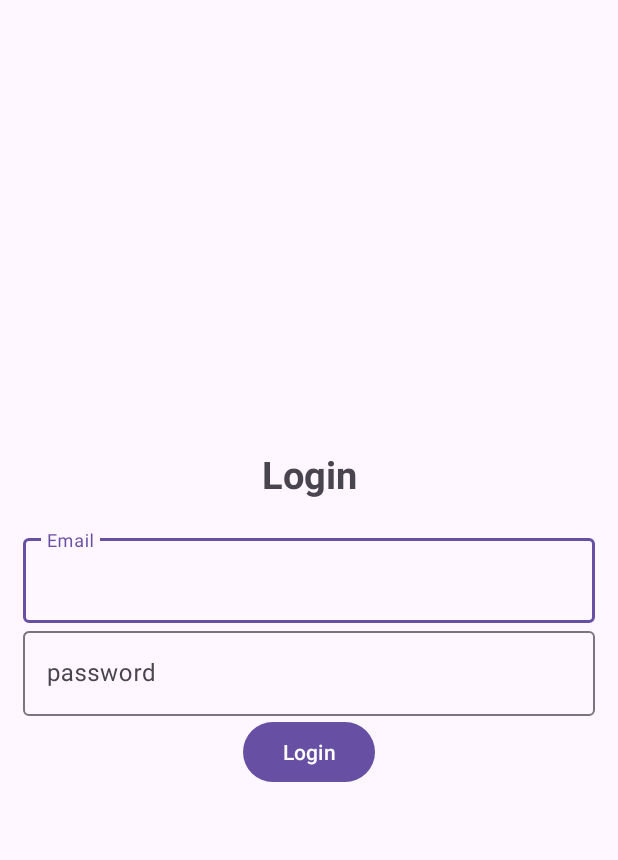
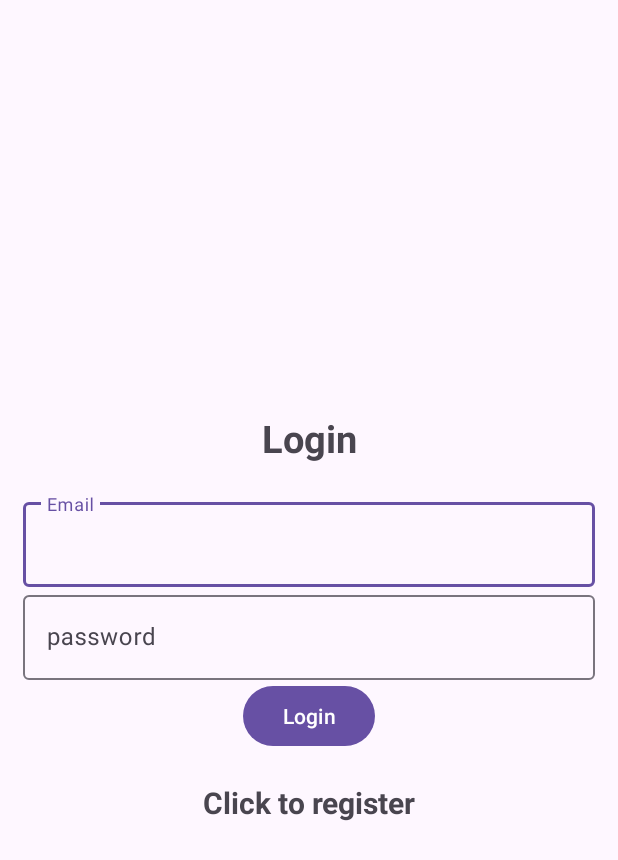
Before and after one commit to TomasJefferson2J/login, an Android app: the screen it shows after launch (Login), on a phone screen of 412 x 824 dp. Shown: the top 860 px of the screen. Run offline under Robolectric (Android 15) with nearby library versions, the phone set to English and light mode, and no system bars; our stand-ins replace Firebase (no records; nobody signed in at launch, a user with empty details on screens opened directly).

```diff
--- a/app/src/main/java/com/example/mibasededatoslogin/Login.java
+++ b/app/src/main/java/com/example/mibasededatoslogin/Login.java
@@ -1,14 +1,87 @@
 package com.example.mibasededatoslogin;
 
+import androidx.annotation.NonNull;
 import androidx.appcompat.app.AppCompatActivity;
 
+import android.content.Intent;
 import android.os.Bundle;
+import android.text.TextUtils;
+import android.view.View;
+import android.widget.Button;
+import android.widget.ProgressBar;
+import android.widget.TextView;
+import android.widget.Toast;
+
+import com.google.android.gms.tasks.OnCompleteListener;
+import com.google.android.gms.tasks.Task;
+import com.google.android.material.textfield.TextInputEditText;
+import com.google.firebase.auth.AuthResult;
+import com.google.firebase.auth.FirebaseAuth;
 
 public class Login extends AppCompatActivity {
+
+    TextInputEditText editTextEmail, editTextPassword;
+    Button buttonLogin;
+    FirebaseAuth mAuth;
+    ProgressBar progressBar;
+    TextView textView;
 
     @Override
     protected void onCreate(Bundle savedInstanceState) {
         super.onCreate(savedInstanceState);
         setContentView(R.layout.activity_login);
+
+        mAuth= FirebaseAuth.getInstance();
+        editTextEmail = findViewById(R.id.email);
+        editTextPassword = findViewById(R.id.password);
+        buttonLogin = findViewById(R.id.btn_login);
+        progressBar = findViewById(R.id.progressBar);
+        textView = findViewById(R.id.registerNow);
+        textView.setOnClickListener(new View.OnClickListener() {
+            @Override
+            public void onClick(View view) {
+                Intent intent = new Intent(getApplicationContext(), Register.class);
+                startActivity(intent);
+                finish();
+            }
+        });
+
+        buttonLogin.setOnClickListener(new View.OnClickListener() {
+            @Override
+            public void onClick(View view) {
+                progressBar.setVisibility(View.VISIBLE);
+                String email, password;
+                email = String.valueOf(editTextEmail.getText());
+                password = String.valueOf(editTextPassword.getText());
+
+                if (TextUtils.isEmpty(email)){
+                    Toast.makeText(Login.this, "Enter email", Toast.LENGTH_SHORT).show();
+                    return;
+                }
+
+                if (TextUtils.isEmpty(password)){
+                    Toast.makeText(Login.this, "Enter password", Toast.LENGTH_SHORT).show();
+                    return;
+                }
+
+
+                mAuth.signInWithEmailAndPassword(email, password)
+                        .addOnCompleteListener(new OnCompleteListener<AuthResult>() {
+                            @Override
+                            public void onComplete(@NonNull Task<AuthResult> task) {
+                                progressBar.setVisibility(View.GONE);
+                                if (task.isSuccessful()) {
+                                    Toast.makeText(getApplicationContext(), "Login Successful", Toast.LENGTH_SHORT).show();
+                                    Intent intent = new Intent(getApplicationContext(), MainActivity.class);
+                                    startActivity(intent);
+                                    finish();
+                                } else {
+                                    Toast.makeText(Login.this, "Authentication failed.",
+                                            Toast.LENGTH_SHORT).show();
+                                }
+                            }
+                        });
+            }
+        });
     }
 }
--- a/app/src/main/res/layout/activity_login.xml
+++ b/app/src/main/res/layout/activity_login.xml
@@ -53,4 +53,14 @@
         android:layout_width="wrap_content"
         android:layout_height="wrap_content" />
 
+    <TextView
+        android:textStyle="bold"
+        android:textSize="20sp"
+        android:gravity="center"
+        android:layout_marginTop="20dp"
+        android:id="@+id/registerNow"
+        android:text="@string/click_to_register"
+        android:layout_width="match_parent"
+        android:layout_height="wrap_content" />
+
 </LinearLayout>
--- a/app/src/main/res/values/strings.xml
+++ b/app/src/main/res/values/strings.xml
@@ -5,4 +5,5 @@
     <string name="password">password</string>
     <string name="register">Register</string>
     <string name="click_to_login">Click to login</string>
+    <string name="click_to_register">Click to register</string>
 </resources>
```
Also changed, not shown: app/src/main/java/com/example/mibasededatoslogin/Register.java (+13 -1 lines).
